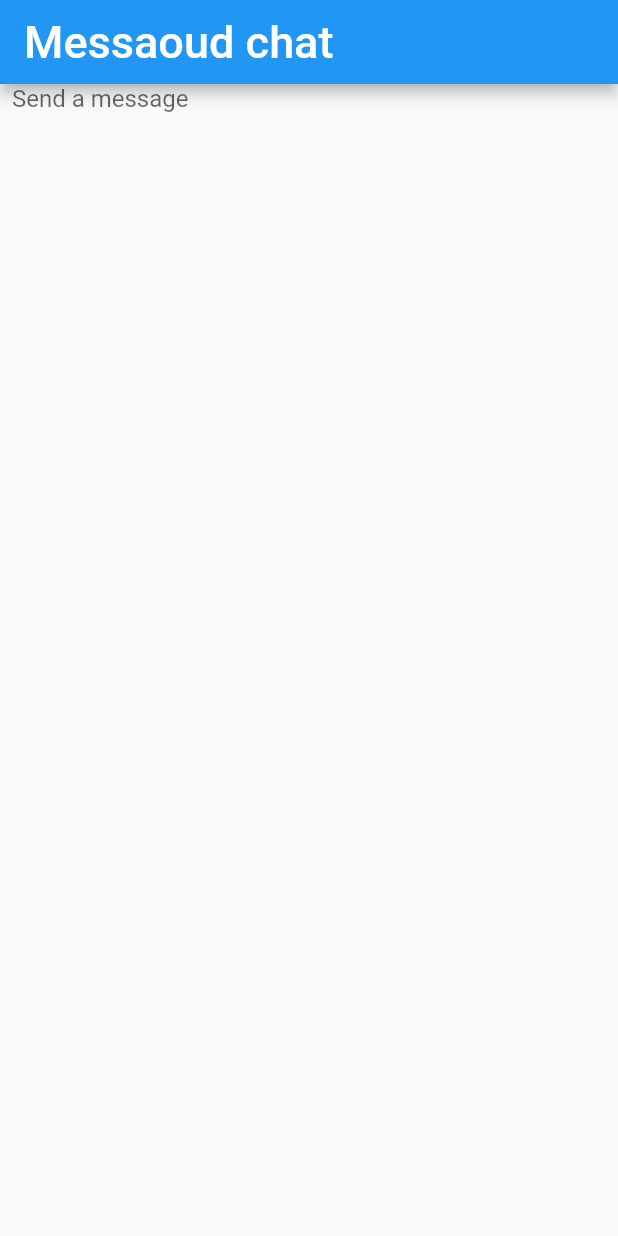
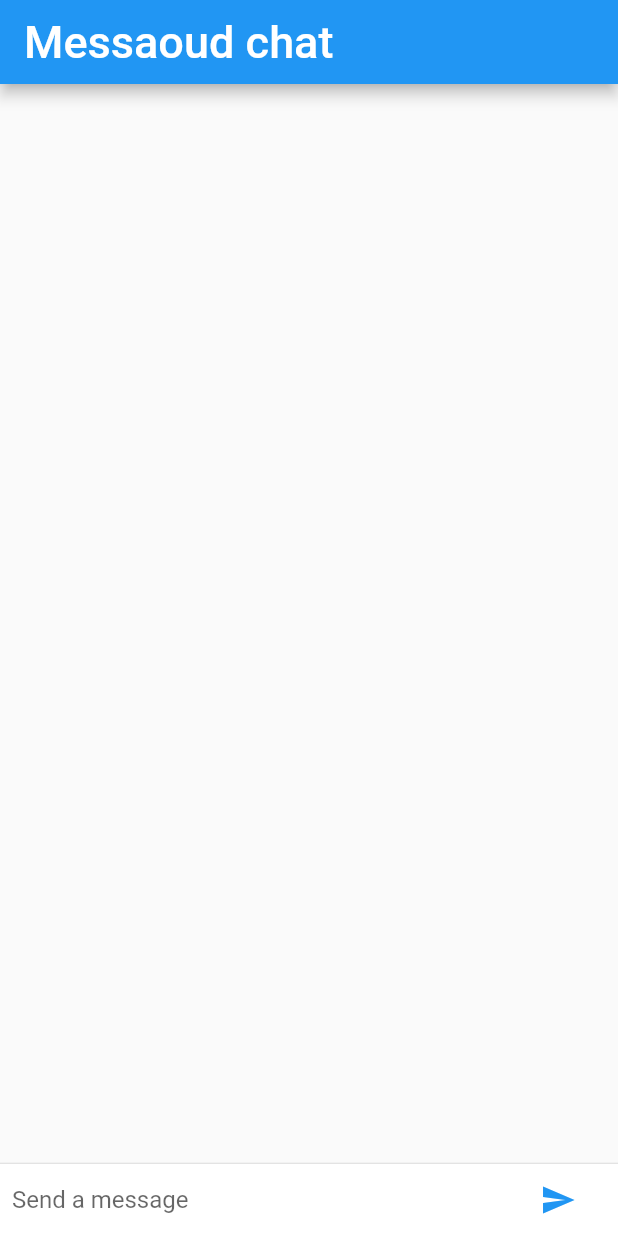
Before and after one commit to massoudsa55/chat_app, a Flutter app: the screen it shows after launch, on a phone screen of 412 x 824 dp. Run offline on Flutter 3.47's test engine with Material 2 defaults, Android fonts, the phone set to English and light mode, and no system bars.

Commit message:
Edit (Design, Code) of chat_app

```diff
--- a/lib/chat_screen.dart
+++ b/lib/chat_screen.dart
@@ -1,3 +1,4 @@
+import 'package:chat_app/chat_message.dart';
 import 'package:flutter/material.dart';
 
 class ChatScreen extends StatefulWidget {
@@ -9,26 +10,65 @@ class ChatScreen extends StatefulWidget {
 
 class _ChatScreenState extends State<ChatScreen> {
   final TextEditingController _textEC = TextEditingController();
-  void _handleSubmitted(String txt) {
+  final List<ChatMessage> _messages = <ChatMessage>[];
+
+  void _handleSubmitted(String text) {
     _textEC.clear();
+    ChatMessage message = ChatMessage(text: text);
+    setState(() {
+      _messages.insert(0, message);
+    });
   }
 
-  @override
-  Widget build(BuildContext context) {
-    return Container(
+  Widget _textComposerWidget() {
+    return IconTheme(
+        data: const IconThemeData(color: Colors.blue),
+        child: Container(
           margin: const EdgeInsets.symmetric(horizontal: 8.0),
           child: Row(
             children: <Widget>[
               Flexible(
                 child: TextField(
-              decoration:
-                  const InputDecoration.collapsed(hintText: "Send a message"),
+                  decoration: const InputDecoration.collapsed(
+                      hintText: "Send a message"),
                   controller: _textEC,
                   onSubmitted: _handleSubmitted,
                 ),
               ),
+              Container(
+                margin: const EdgeInsets.symmetric(horizontal: 8.0),
+                child: IconButton(
+                  onPressed: () => _handleSubmitted(_textEC.text),
+                  icon: const Icon(Icons.send),
+                ),
+              ),
             ],
           ),
+        ));
+  }
+
+  @override
+  Widget build(BuildContext context) {
+    return Column(
+      children: <Widget>[
+        Flexible(
+          child: ListView.builder(
+            padding: const EdgeInsets.all(8.0),
+            reverse: true,
+            itemBuilder: (_, int index) => _messages[index],
+            itemCount: _messages.length,
+          ),
+        ),
+        const Divider(
+          height: 1.0,
+        ),
+        Container(
+          decoration: BoxDecoration(
+            color: Theme.of(context).cardColor,
+          ),
+          child: _textComposerWidget(),
+        ),
+      ],
     );
   }
 }
```
Also changed, not shown: lib/chat_message.dart (added, +40 -0 lines). Lines whose indentation alone changed are shown as unchanged.
